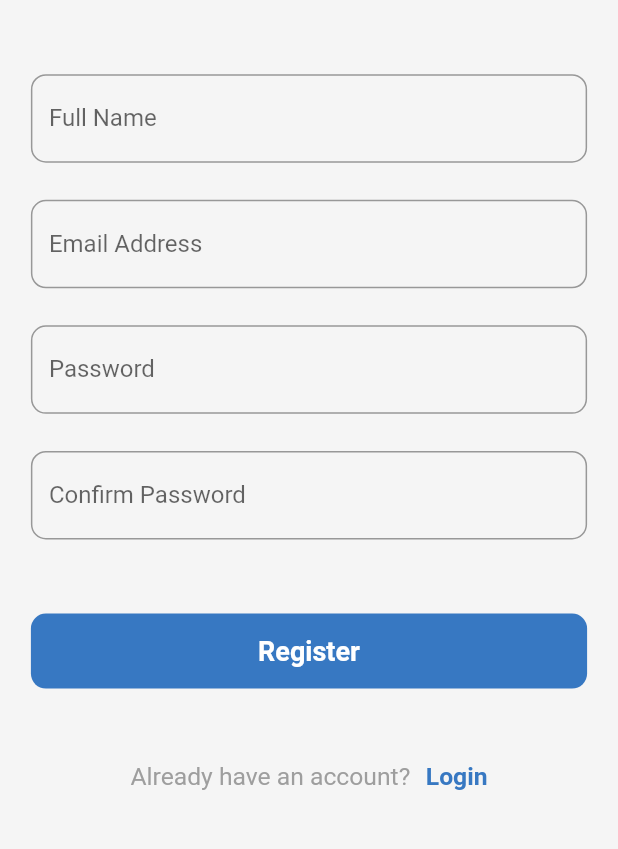
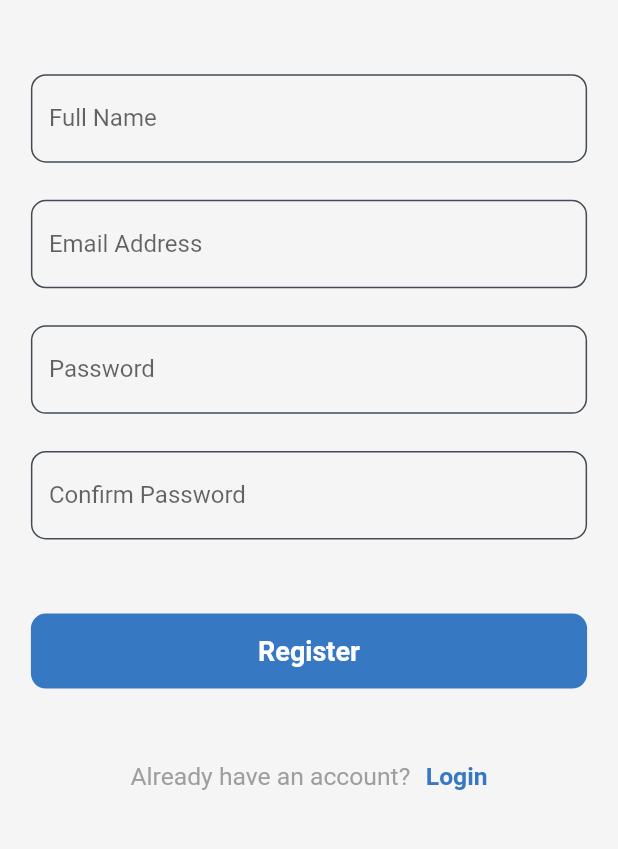
Before and after one commit to kennedyowusu/budget_app_flutter, a Flutter app: the SignUpView screen opened directly, on a phone screen of 412 x 824 dp, the part 362-1211 px from its top. Run offline on Flutter 3.47's test engine with Material 2 defaults, Android fonts, the phone set to English and light mode, and no system bars; our stand-ins replace connectivity, fluttertoast, get, get_storage; accounts and stored records are empty.

```diff
--- a/lib/widgets/custom_text_field.dart
+++ b/lib/widgets/custom_text_field.dart
@@ -1,3 +1,4 @@
+import 'package:budget_app_flutter/constants/colors.dart';
 import 'package:flutter/material.dart';
 
 class CustomTextField extends StatelessWidget {
@@ -33,6 +34,12 @@ class CustomTextField extends StatelessWidget {
         labelText: labelText,
         hintText: hintText,
         prefixIcon: prefixIcon != null ? Icon(prefixIcon) : null,
+        enabledBorder: OutlineInputBorder(
+          borderRadius: BorderRadius.circular(10.0),
+          borderSide: BorderSide(
+            color: textColor,
+          ),
+        ),
         border: OutlineInputBorder(
           borderRadius: BorderRadius.circular(10.0),
         ),
```
